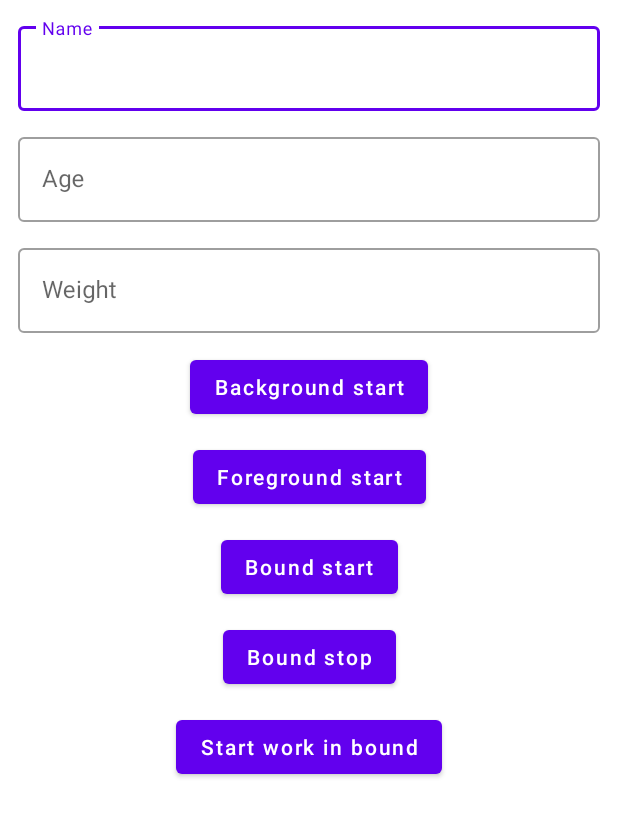
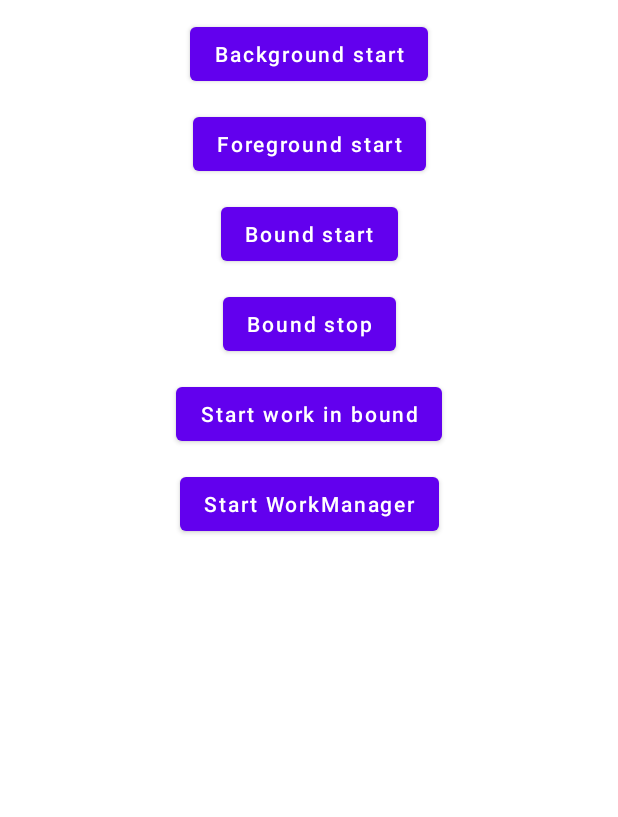
Before and after one commit to linyasha/Cources2023, an Android app: the layout activity_main.xml on its own in the app's theme, with its tools: preview values and no code run, on a phone screen of 412 x 824 dp. Shown: the top 817 px of the screen. Run offline under Robolectric (Android 15) with nearby library versions, the phone set to English and light mode, and no system bars.

Commit message:
add work manager example

```diff
--- a/presentation/src/main/res/layout/activity_main.xml
+++ b/presentation/src/main/res/layout/activity_main.xml
@@ -7,57 +7,6 @@
     android:layout_height="match_parent"
     tools:context=".ui.activity.AnimalsActivity">
 
-    <com.google.android.material.textfield.TextInputLayout
-        android:id="@+id/nameInputLayout"
-        style="@style/Widget.MaterialComponents.TextInputLayout.OutlinedBox"
-        android:layout_width="match_parent"
-        android:layout_height="wrap_content"
-        android:layout_margin="12dp"
-        app:layout_constraintStart_toStartOf="parent"
-        app:layout_constraintTop_toTopOf="parent">
-
-        <com.google.android.material.textfield.TextInputEditText
-            android:id="@+id/nameEditText"
-            android:layout_width="match_parent"
-            android:layout_height="match_parent"
-            android:hint="Name"/>
-
-    </com.google.android.material.textfield.TextInputLayout>
-
-    <com.google.android.material.textfield.TextInputLayout
-        android:id="@+id/ageInputLayout"
-        style="@style/Widget.MaterialComponents.TextInputLayout.OutlinedBox"
-        android:layout_width="match_parent"
-        android:layout_height="wrap_content"
-        android:layout_margin="12dp"
-        app:layout_constraintStart_toStartOf="parent"
-        app:layout_constraintTop_toBottomOf="@id/nameInputLayout">
-
-        <com.google.android.material.textfield.TextInputEditText
-            android:id="@+id/ageEditText"
-            android:layout_width="match_parent"
-            android:layout_height="match_parent"
-            android:hint="Age"/>
-
-    </com.google.android.material.textfield.TextInputLayout>
-
-    <com.google.android.material.textfield.TextInputLayout
-        android:id="@+id/weightInputLayout"
-        style="@style/Widget.MaterialComponents.TextInputLayout.OutlinedBox"
-        android:layout_width="match_parent"
-        android:layout_height="wrap_content"
-        android:layout_margin="12dp"
-        app:layout_constraintStart_toStartOf="parent"
-        app:layout_constraintTop_toBottomOf="@id/ageInputLayout">
-
-        <com.google.android.material.textfield.TextInputEditText
-            android:id="@+id/weightEditText"
-            android:layout_width="match_parent"
-            android:layout_height="match_parent"
-            android:hint="Weight"/>
-
-    </com.google.android.material.textfield.TextInputLayout>
-
     <Button
         android:id="@+id/back"
         android:layout_width="wrap_content"
@@ -65,7 +14,7 @@
         android:text="Background start"
         android:textAllCaps="false"
         android:layout_marginTop="12dp"
-        app:layout_constraintTop_toBottomOf="@id/weightInputLayout"
+        app:layout_constraintTop_toTopOf="parent"
         app:layout_constraintStart_toStartOf="parent"
         app:layout_constraintEnd_toEndOf="parent"/>
 
@@ -113,5 +62,16 @@
         app:layout_constraintStart_toStartOf="parent"
         app:layout_constraintEnd_toEndOf="parent"/>
 
+    <Button
+        android:id="@+id/startWorkManager"
+        android:layout_width="wrap_content"
+        android:layout_height="wrap_content"
+        android:text="Start WorkManager"
+        android:textAllCaps="false"
+        android:layout_marginTop="12dp"
+        app:layout_constraintTop_toBottomOf="@id/boundWork"
+        app:layout_constraintStart_toStartOf="parent"
+        app:layout_constraintEnd_toEndOf="parent"/>
+
 
   </androidx.constraintlayout.widget.ConstraintLayout>
```
Also changed, not shown: presentation/src/main/AndroidManifest.xml (+22 -9 lines), presentation/src/main/java/dev/lynko/cources2023/ui/activity/AnimalsActivity.kt (+72 -40 lines), presentation/src/main/java/dev/lynko/cources2023/workManager/FileUploader.kt (added, +32 -0 lines), presentation/src/main/java/dev/lynko/cources2023/workManager/work/LoadWorker.kt (added, +52 -0 lines), presentation/src/main/java/dev/lynko/cources2023/workManager/work/NotifyWorker.kt (added, +29 -0 lines), presentation/src/main/res/xml/preference_settings.xml (added, +35 -0 lines).
